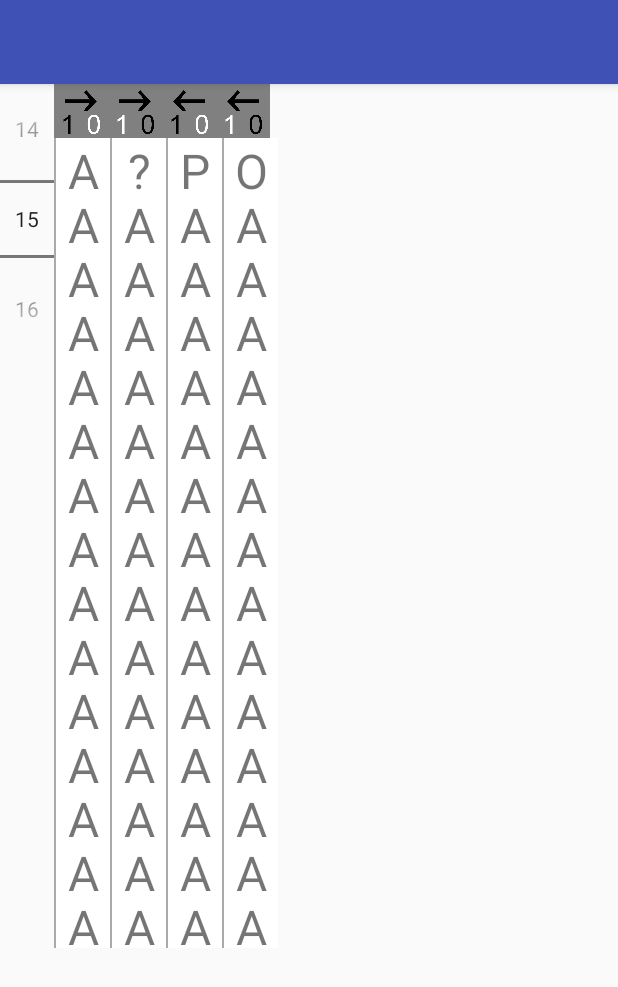
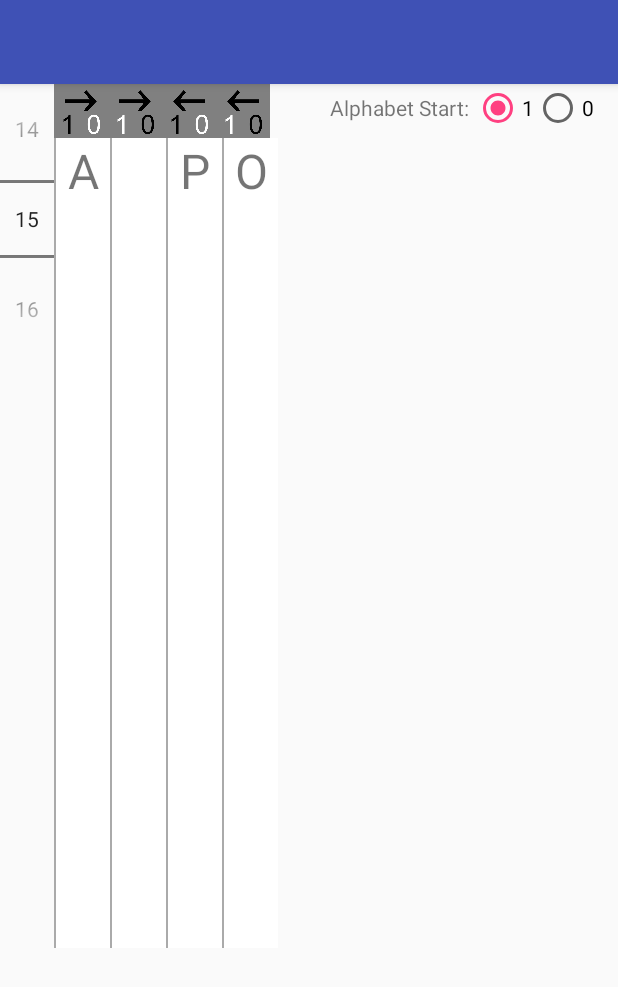
Before and after one commit to adamsikora/SifroHaluzic, an Android app: the DebinarizatorActivity screen opened directly, with no data from a screen before it, after a tap on an icon or button, on a phone screen of 412 x 824 dp. Shown: the top 987 px of the screen. Run offline under Robolectric (Android 15) with nearby library versions, the phone set to English and light mode, and no system bars.

Commit message:
debinarizator added from 0 option

```diff
--- a/app/src/main/java/cz/civilizacehra/sifrohaluzic/DebinarizatorActivity.java
+++ b/app/src/main/java/cz/civilizacehra/sifrohaluzic/DebinarizatorActivity.java
@@ -8,9 +8,11 @@ import android.os.Bundle;
 import android.view.LayoutInflater;
 import android.view.View;
 import android.view.inputmethod.InputMethodManager;
+import android.widget.CheckBox;
 import android.widget.ImageView;
 import android.widget.LinearLayout;
 import android.widget.NumberPicker;
+import android.widget.RadioGroup;
 import android.widget.RelativeLayout;
 import android.widget.TextView;
 
@@ -24,15 +26,26 @@ public class DebinarizatorActivity extends AppCompatActivity {
     LinearLayout rowsLayout;
     ArrayList<View> rows = new ArrayList<View>();
     LayoutInflater mLayoutInflater;
+    RadioGroup mode;
 
     final int bits[] = { R.id.bit1, R.id.bit2, R.id.bit3, R.id.bit4, R.id.bit5 };
     final int results[] = { R.id.result11, R.id.result12, R.id.result21, R.id.result22 };
-    final String alphabet[] = {"?", "A", "B", "C", "D", "E", "F", "G", "H", "I", "J", "K", "L", "M", "N", "O", "P", "Q", "R", "S", "T", "U", "V", "W", "X", "Y", "Z" };
+    final String alphabet[] = {"", "A", "B", "C", "D", "E", "F", "G", "H", "I", "J", "K", "L", "M", "N", "O", "P", "Q", "R", "S", "T", "U", "V", "W", "X", "Y", "Z" };
 
     @Override
     protected void onCreate(Bundle savedInstanceState) {
         super.onCreate(savedInstanceState);
         setContentView(R.layout.activity_debinarizator);
+
+        mode = (RadioGroup) findViewById(R.id.startRadioGroup);
+
+        mode.setOnCheckedChangeListener(new RadioGroup.OnCheckedChangeListener() {
+            public void onCheckedChanged(RadioGroup arg0, int id) {
+                for (View row : rows) {
+                    row.callOnClick();
+                }
+            }
+        });
 
         mLayoutInflater = getLayoutInflater();
 
@@ -63,7 +76,7 @@ public class DebinarizatorActivity extends AppCompatActivity {
     }
 
     protected String getLetter(int i) {
-        if (i > 26) {
+        if (i < 0 || i > 26) {
             i = 0;
         }
         return alphabet[i];
@@ -79,6 +92,42 @@ public class DebinarizatorActivity extends AppCompatActivity {
             view.setTag(0);
             view.setImageResource(getResources().getIdentifier("@android:drawable/alert_light_frame", null, null));
         }
+
+        layout.setOnClickListener(new View.OnClickListener() {
+            public void onClick(View v) {
+                int values[] = new int[5];
+                for (int k = 0; k < 5; ++k) {
+                    ImageView view = (ImageView) layout.findViewById(bits[k]);
+                    int value = (int) view.getTag();
+                    values[k] = value;
+                }
+
+                int down = 0, up = 0;
+                for (int k = 0; k < 5; ++k) {
+                    down *= 2;
+                    down += values[k];
+                }
+                for (int k = 4; k >= 0; --k) {
+                    up *= 2;
+                    up += values[k];
+                }
+                int offset = mode.getCheckedRadioButtonId() == R.id.rbtn0 ? 1 : 0;
+
+                if (up >= 0 && up <= 31) {
+                    TextView text = (TextView) layout.findViewById(results[0]);
+                    text.setText(getLetter(up + offset));
+                    text = (TextView) layout.findViewById(results[1]);
+                    text.setText(getLetter(31 - up + offset));
+                }
+                if (down >= 0 && down <= 31) {
+                    TextView text = (TextView) layout.findViewById(results[2]);
+                    text.setText(getLetter(down + offset));
+                    text = (TextView) layout.findViewById(results[3]);
+                    text.setText(getLetter(31 - down + offset));
+                }
+            }
+        });
+
         for (int j = 0; j < 5; ++j) {
             final ImageView view = (ImageView) layout.findViewById(bits[j]);
             view.setOnClickListener(new View.OnClickListener()
@@ -94,48 +143,9 @@ public class DebinarizatorActivity extends AppCompatActivity {
                         view.setImageResource(getResources().getIdentifier("@android:drawable/alert_light_frame", null, null));
                     } else if (counter == 1) {
                         view.setImageResource(getResources().getIdentifier("@android:drawable/alert_dark_frame", null, null));
-                    }/* else {
-                        view.setImageResource(getResources().getIdentifier("@android:drawable/ic_menu_help", null, null));
-                    }*/
+                    }
 
-                    boolean compute = true;
-                    int values[] = new int[5];
-                    for (int k = 0; k < 5; ++k) {
-                        ImageView view = (ImageView) layout.findViewById(bits[k]);
-                        int value = (int) view.getTag();
-                        values[k] = value;
-                        if (value == 2) {
-                            compute = false;
-                        }
-                    }
-                    if (compute) {
-                        int down = 0, up = 0;
-                        for (int k = 0; k < 5; ++k) {
-                            down *= 2;
-                            down += values[k];
-                        }
-                        for (int k = 4; k >= 0; --k) {
-                            up *= 2;
-                            up += values[k];
-                        }
-                        if (up >= 0 && up <= 31) {
-                            TextView text = (TextView) layout.findViewById(results[0]);
-                            text.setText(getLetter(up));
-                            text = (TextView) layout.findViewById(results[1]);
-                            text.setText(getLetter(31 - up));
-                        }
-                        if (down >= 0 && down <= 31) {
-                            TextView text = (TextView) layout.findViewById(results[2]);
-                            text.setText(getLetter(down));
-                            text = (TextView) layout.findViewById(results[3]);
-                            text.setText(getLetter(31 - down));
-                        }
-                    } else {
-                        for (int k = 0; k < 4; ++k) {
-                            TextView text = (TextView) layout.findViewById(results[k]);
-                            text.setText("");
-                        }
-                    }
+                    layout.callOnClick();
                 }
             });
         }
--- a/app/src/main/res/layout/activity_debinarizator.xml
+++ b/app/src/main/res/layout/activity_debinarizator.xml
@@ -100,4 +100,36 @@
             android:orientation="vertical" />
     </ScrollView>
 
+    <RadioGroup
+        android:id="@+id/startRadioGroup"
+        android:layout_width="wrap_content"
+        android:layout_height="wrap_content"
+        android:layout_alignParentEnd="true"
+        android:layout_alignParentTop="true"
+        android:checkedButton="@+id/rbtn1"
+        android:orientation="horizontal">
+
+        <TextView
+            android:id="@+id/rgTitle"
+            android:layout_width="wrap_content"
+            android:layout_height="wrap_content"
+            android:layout_weight="1"
+            android:text="Alphabet Start: " />
+
+        <RadioButton
+            android:id="@+id/rbtn1"
+            android:layout_width="wrap_content"
+            android:layout_height="wrap_content"
+            android:layout_weight="1"
+            android:text="1" />
+
+        <RadioButton
+            android:id="@+id/rbtn0"
+            android:layout_width="wrap_content"
+            android:layout_height="wrap_content"
+            android:layout_weight="1"
+            android:text="0" />
+
+    </RadioGroup>
+
 </RelativeLayout>
--- a/app/src/main/res/values/styles.xml
+++ b/app/src/main/res/values/styles.xml
@@ -17,7 +17,6 @@
     <style name="result_style">
         <item name="android:layout_width">@dimen/cube_size</item>
         <item name="android:layout_height">@dimen/cube_size</item>
-        <item name="android:text">A</item>
         <item name="android:textAlignment">center</item>
         <item name="android:textSize">32sp</item>
         <item name="android:layout_marginLeft">1sp</item>
```
